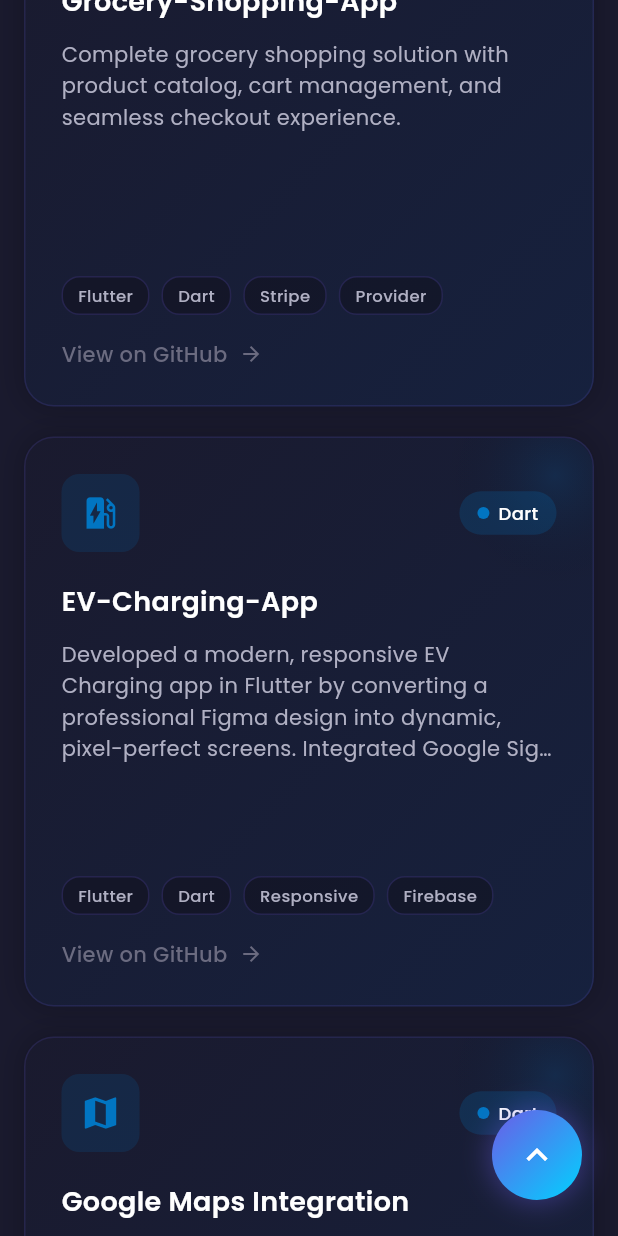
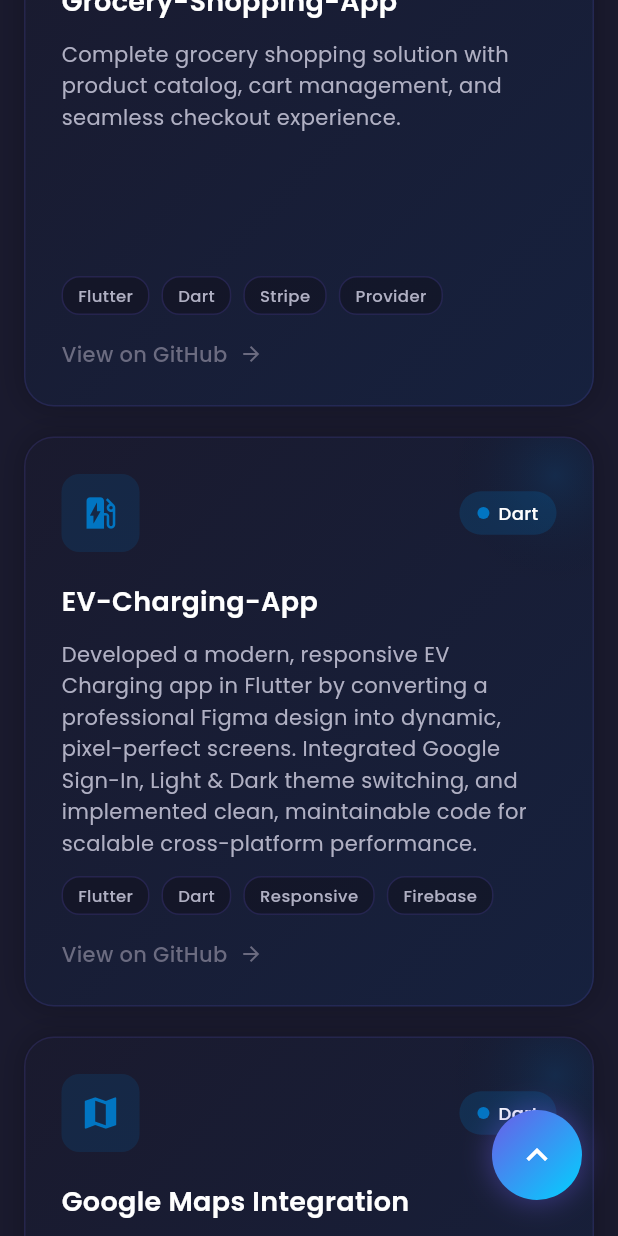
Before and after one commit to Utkarsh-Parekh/Utkarsh-Parekh-Portfolio, a Flutter app: the screen it shows after launch, scrolled down 3456 dp, on a phone screen of 412 x 824 dp. Run offline on Flutter 3.47's test engine with Material 3 defaults, Android fonts, the phone set to English and light mode, and no system bars; drawn by our look-alikes of flutter_animate; our stand-ins replace google_fonts.

Commit message:
added "Secure JWT-Based Contact API" Backend project to portfolio

```diff
--- a/lib/config/constants/env_keys.dart
+++ b/lib/config/constants/env_keys.dart
@@ -13,4 +13,5 @@ class EnvKeys {
   static const String projectEVsGithubUrl = 'PROJECT_EV_GITHUB_URL';
   static const String projectGoogleMapGithubUrl = 'PROJECT_GOOGLEMAPS_GITHUB_URL';
   static const String projectAuthBackendGithubUrl = 'PROJECT_AUTHBACKEND_GITHUB_URL';
+  static const String projectContactAPIGithubUrl = 'PROJECT_CONTACTAPI_GITHUB_URL';
 }
--- a/lib/data/constants.dart
+++ b/lib/data/constants.dart
@@ -223,4 +223,16 @@ final List<ProjectModel> projectsData = [
     languageColor: AppColors.javascriptColor,
     icon: Icons.security,
   ),
+  const ProjectModel(
+    name: 'Secure JWT-Based Contact API',
+    description: 'Designed and developed a secure RESTful backend API using Node.js and Express, enabling user authentication and full contact management with robust CRUD operations. Implemented JWT-based authentication and bcrypt password hashing to ensure secure access control. Structured the application using a modular and scalable architecture with MongoDB for efficient data management, following production-level best practices.',
+    techStack: ['Node.js', 'Express', 'JWT', 'MongoDB'],
+    githubUrl: String.fromEnvironment(
+      EnvKeys.projectContactAPIGithubUrl,
+      defaultValue: '',
+    ),
+    language: 'JavaScript',
+    languageColor: AppColors.javascriptColor,
+    icon: Icons.security,
+  ),
 ];
--- a/lib/widgets/projects_section.dart
+++ b/lib/widgets/projects_section.dart
@@ -292,7 +292,7 @@ class _ProjectCardState extends State<_ProjectCard> {
                             color: AppColors.textSecondary,
                             height: 1.5,
                           ),
-                          maxLines: 4,
+                          maxLines: 10,
                           overflow: TextOverflow.ellipsis,
                         ),
                       ),
```
